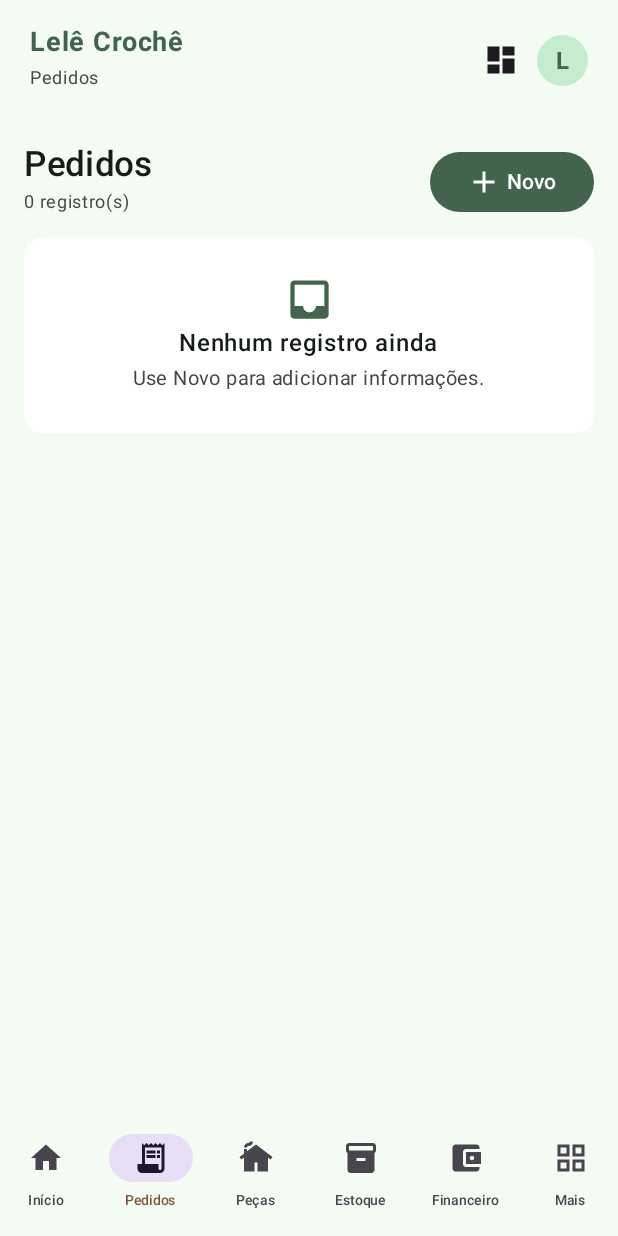
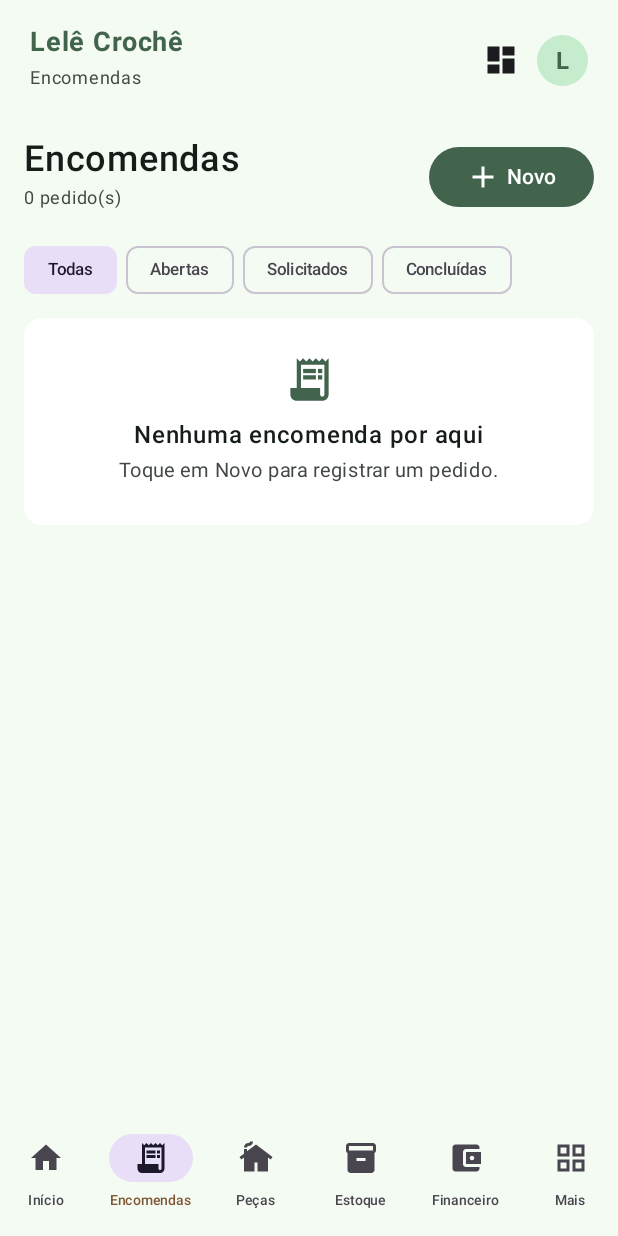
Before and after one commit to anderfc22/Ateliecroche, an Android app built with Jetpack Compose: the screen it shows after launch (MainActivity), item 2 of the bottom bar chosen, on a phone screen of 412 x 824 dp. Run offline under Robolectric (Android 15) with nearby library versions, the phone set to English and light mode, and no system bars.

Commit message:
Connect native encomendas flow to app navigation

```diff
--- a/app/src/main/java/com/lelecroche/app/MainActivity.kt
+++ b/app/src/main/java/com/lelecroche/app/MainActivity.kt
@@ -41,7 +41,7 @@ private data class Destination(val title: String, val icon: androidx.compose.ui.
 private fun LeleCrocheApp() {
     val destinations = listOf(
         Destination("Início", Icons.Default.Home),
-        Destination("Pedidos", Icons.Default.ReceiptLong),
+        Destination("Encomendas", Icons.Default.ReceiptLong),
         Destination("Peças", Icons.Default.Cottage),
         Destination("Estoque", Icons.Default.Inventory2),
         Destination("Financeiro", Icons.Default.AccountBalanceWallet),
@@ -93,7 +93,7 @@ private fun LeleCrocheApp() {
         ) { padding ->
             when (selected) {
                 0 -> HomeScreen(Modifier.padding(padding))
-                1 -> DataScreen(AppDatabase(androidx.compose.ui.platform.LocalContext.current), "Pedidos", Modifier.padding(padding))
+                1 -> OrdersScreen(Modifier.padding(padding))
                 2 -> DataScreen(AppDatabase(androidx.compose.ui.platform.LocalContext.current), "Peças", Modifier.padding(padding))
                 3 -> DataScreen(AppDatabase(androidx.compose.ui.platform.LocalContext.current), "Estoque", Modifier.padding(padding))
                 4 -> DataScreen(AppDatabase(androidx.compose.ui.platform.LocalContext.current), "Financeiro", Modifier.padding(padding))
```
